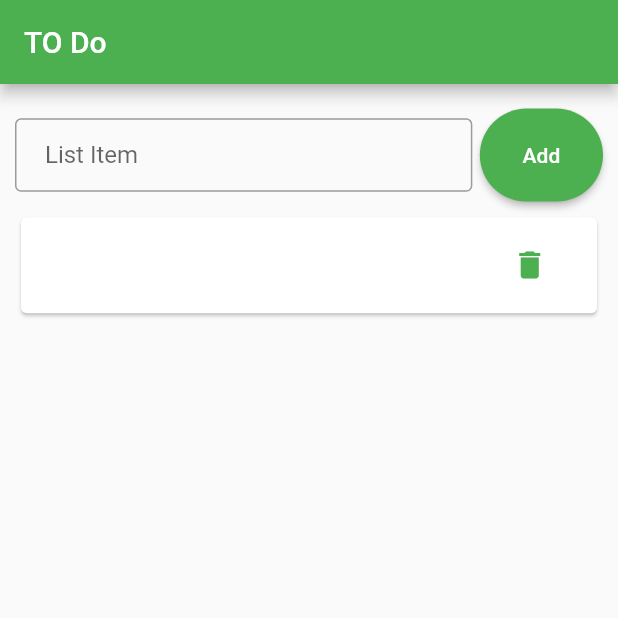
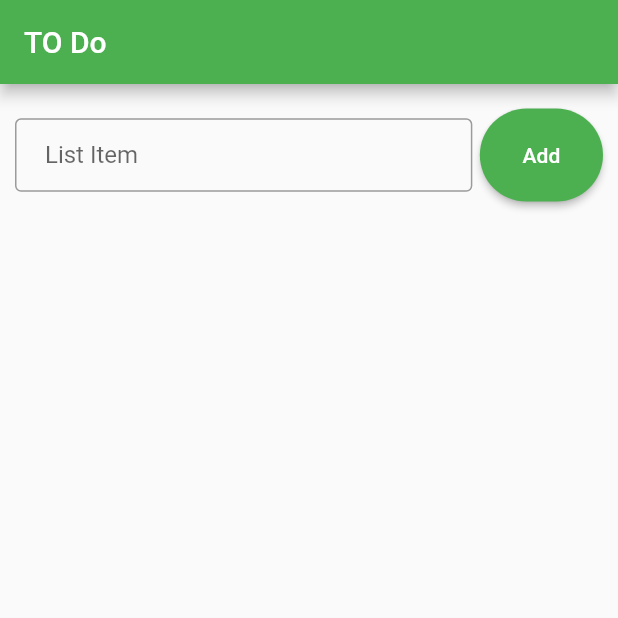
Before and after one commit to sohel7/todo_list_app, a Flutter app: the screen it shows after launch, after a tap on "Add", after a tap on the "delete" icon, on a phone screen of 412 x 824 dp, the top half of it. Run offline on Flutter 3.47's test engine with Material 2 defaults, Android fonts, the phone set to English and light mode, and no system bars.

Commit message:
Update todo_page.dart

```diff
--- a/lib/todo_page.dart
+++ b/lib/todo_page.dart
@@ -30,7 +30,11 @@ class ToDoPageView  extends State<ToDoPage>{
     });
   }
 
-
+  RemoveItem(index){
+    setState(() {
+      ToDOList.removeAt(index);
+    });
+  }
 
 
   @override
@@ -65,7 +69,7 @@ class ToDoPageView  extends State<ToDoPage>{
                               Row(
                                 children: [
                                   Expanded(flex: 80, child: Text(ToDOList[index]['item'].toString())),
-                            Expanded(flex: 20, child: TextButton(onPressed: (){},child: Icon(Icons.delete),))
+                                  Expanded(flex: 20, child: TextButton(onPressed: (){RemoveItem(index);},child: Icon(Icons.delete),))
                                 ],
                               )
                           )
```
Lines whose indentation alone changed are shown as unchanged.
